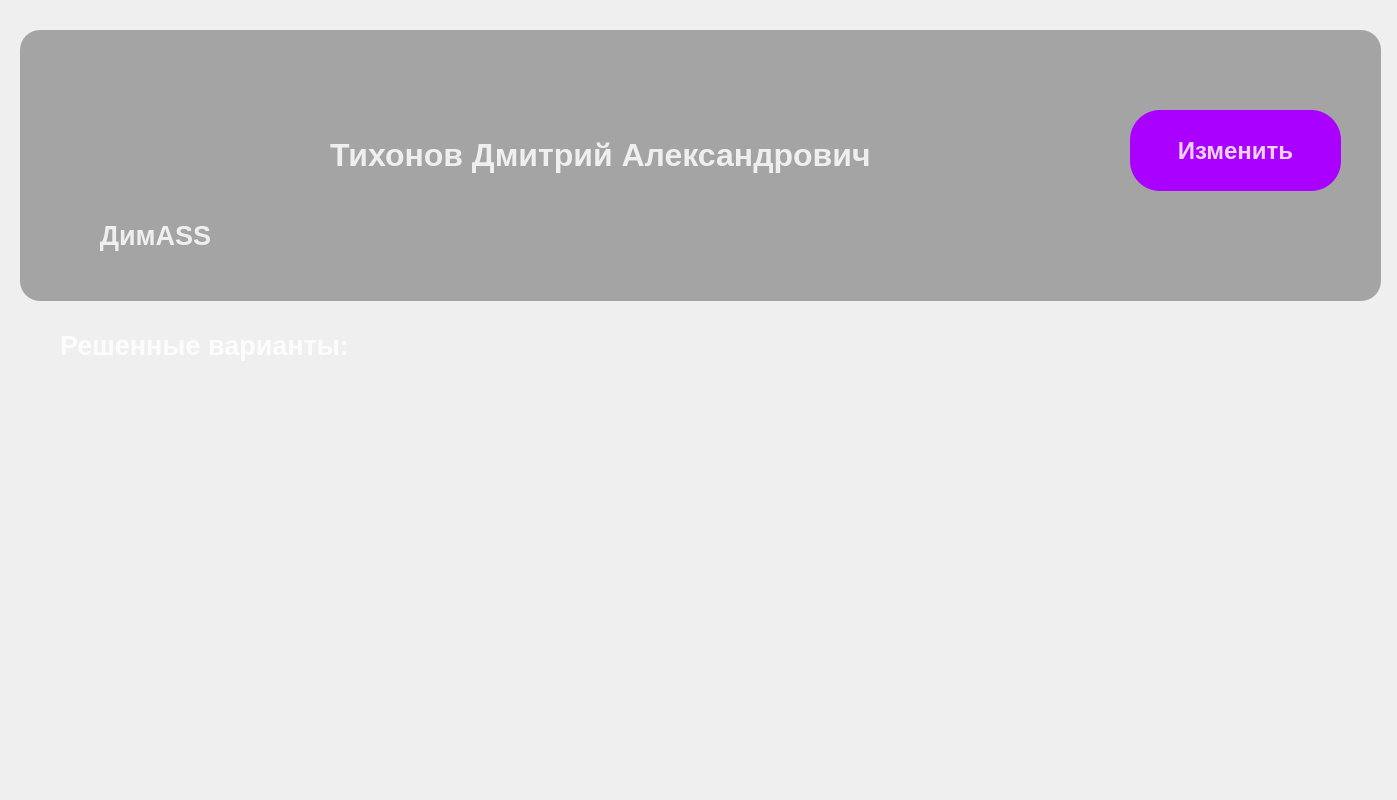
Old version of the form Python_files/UI_files/Profile.ui in the repository tixdim/QT_school.
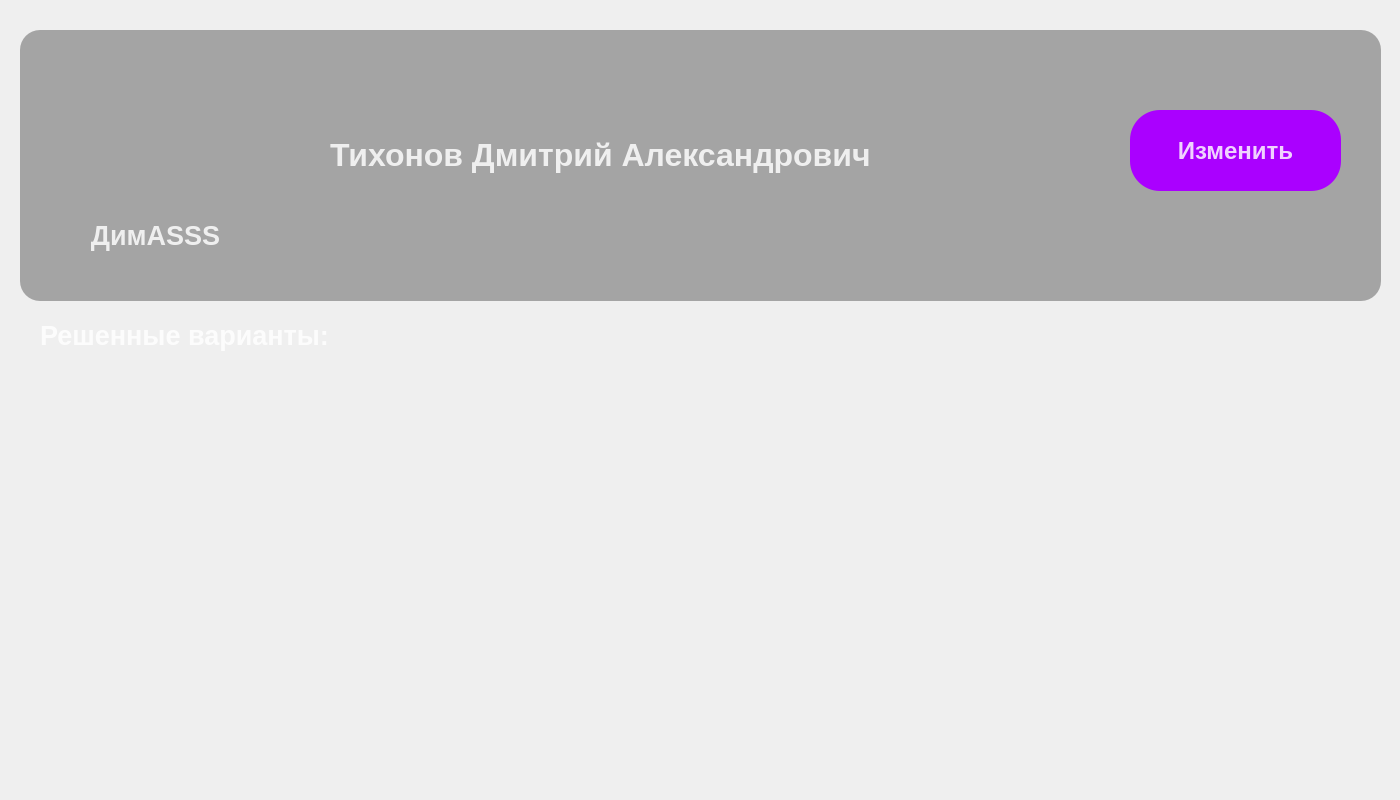
New version of the form.

What changed in the file:
```diff
--- a/Python_files/UI_files/Profile.ui
+++ b/Python_files/UI_files/Profile.ui
@@ -6,7 +6,7 @@
    <rect>
     <x>0</x>
     <y>0</y>
-    <width>1397</width>
+    <width>1400</width>
     <height>800</height>
    </rect>
   </property>
@@ -51,7 +51,7 @@
     <string notr="true">color: rgba(255, 255, 255, 210);</string>
    </property>
    <property name="text">
-    <string>&lt;html&gt;&lt;head/&gt;&lt;body&gt;&lt;p align=&quot;center&quot;&gt;ДимASS&lt;/p&gt;&lt;/body&gt;&lt;/html&gt;</string>
+    <string>&lt;html&gt;&lt;head/&gt;&lt;body&gt;&lt;p align=&quot;center&quot;&gt;ДимASSS&lt;/p&gt;&lt;/body&gt;&lt;/html&gt;</string>
    </property>
   </widget>
   <widget class="QLabel" name="user_FIO">
@@ -98,9 +98,9 @@
   <widget class="QLabel" name="variants">
    <property name="geometry">
     <rect>
-     <x>60</x>
-     <y>310</y>
-     <width>1351</width>
+     <x>40</x>
+     <y>300</y>
+     <width>341</width>
      <height>71</height>
     </rect>
    </property>
@@ -141,9 +141,15 @@
      <x>30</x>
      <y>380</y>
      <width>1341</width>
-     <height>401</height>
+     <height>391</height>
     </rect>
    </property>
+   <property name="sizePolicy">
+    <sizepolicy hsizetype="Expanding" vsizetype="Fixed">
+     <horstretch>0</horstretch>
+     <verstretch>0</verstretch>
+    </sizepolicy>
+   </property>
    <property name="styleSheet">
     <string notr="true">background-color: rgba(0, 0, 0, 0);</string>
    </property>
@@ -156,7 +162,7 @@
       <x>0</x>
       <y>0</y>
       <width>1339</width>
-      <height>399</height>
+      <height>389</height>
      </rect>
     </property>
    </widget>
```
Left out of the diff: 5 changed lines with no effect on the pictures.
